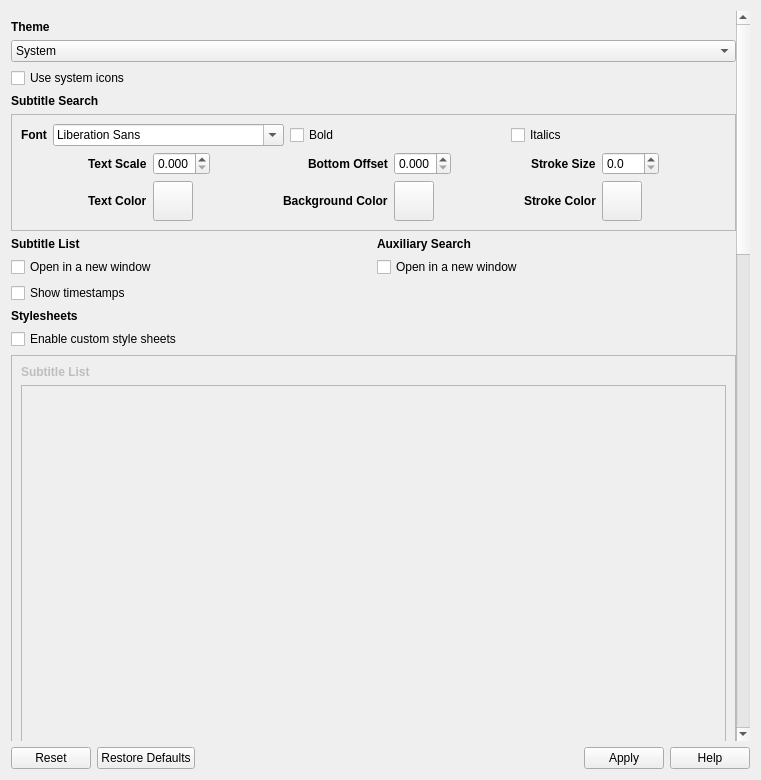
ripose-jp/Memento, file src/gui/widgets/settings/interfacesettings.ui: the form before one commit.
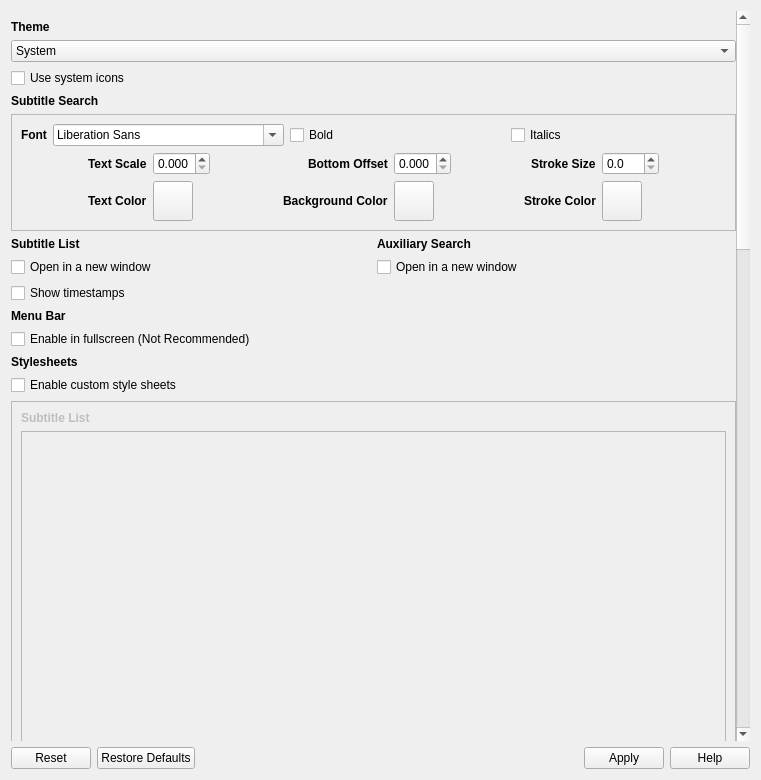
The form after the commit.

Commit message:
playeroverlay: allows the menubar to be shown in fullscreen on windows
I made this an option because the 1px border has many benefits beyond
just allowing the menubar to work in fullscreen as talked about in #50.

```diff
--- a/src/gui/widgets/settings/interfacesettings.ui
+++ b/src/gui/widgets/settings/interfacesettings.ui
@@ -26,9 +26,9 @@
       <property name="geometry">
        <rect>
         <x>0</x>
-        <y>-1115</y>
+        <y>0</y>
         <width>728</width>
-        <height>2352</height>
+        <height>2412</height>
        </rect>
       </property>
       <layout class="QVBoxLayout" name="verticalLayout_2">
@@ -431,6 +431,33 @@
          </item>
         </layout>
        </item>
+       <item>
+        <widget class="QLabel" name="labelMenuBar">
+         <property name="font">
+          <font>
+           <weight>75</weight>
+           <bold>true</bold>
+          </font>
+         </property>
+         <property name="text">
+          <string>Menu Bar</string>
+         </property>
+        </widget>
+       </item>
+       <item>
+        <widget class="QCheckBox" name="checkMenuFullscreen">
+         <property name="toolTip">
+          <string>Allows the menu bar to be used in fullscreen mode like in windowed mode.
+This feature is not recommended because it will create a one pixel border around the entire window in fullscreen mode.
+This is due to bugs between Qt, OpenGL, Windows, and some graphics card drivers.
+The one pixel border does fix some bugs such as popups not displaying in fullscreen with some graphics card drivers.
+Enable only if you don't mind the border.</string>
+         </property>
+         <property name="text">
+          <string>Enable in fullscreen (Not Recommended)</string>
+         </property>
+        </widget>
+       </item>
        <item>
         <widget class="QLabel" name="labelStylesheets">
          <property name="font">
```
The commit also changes 5 other files.
